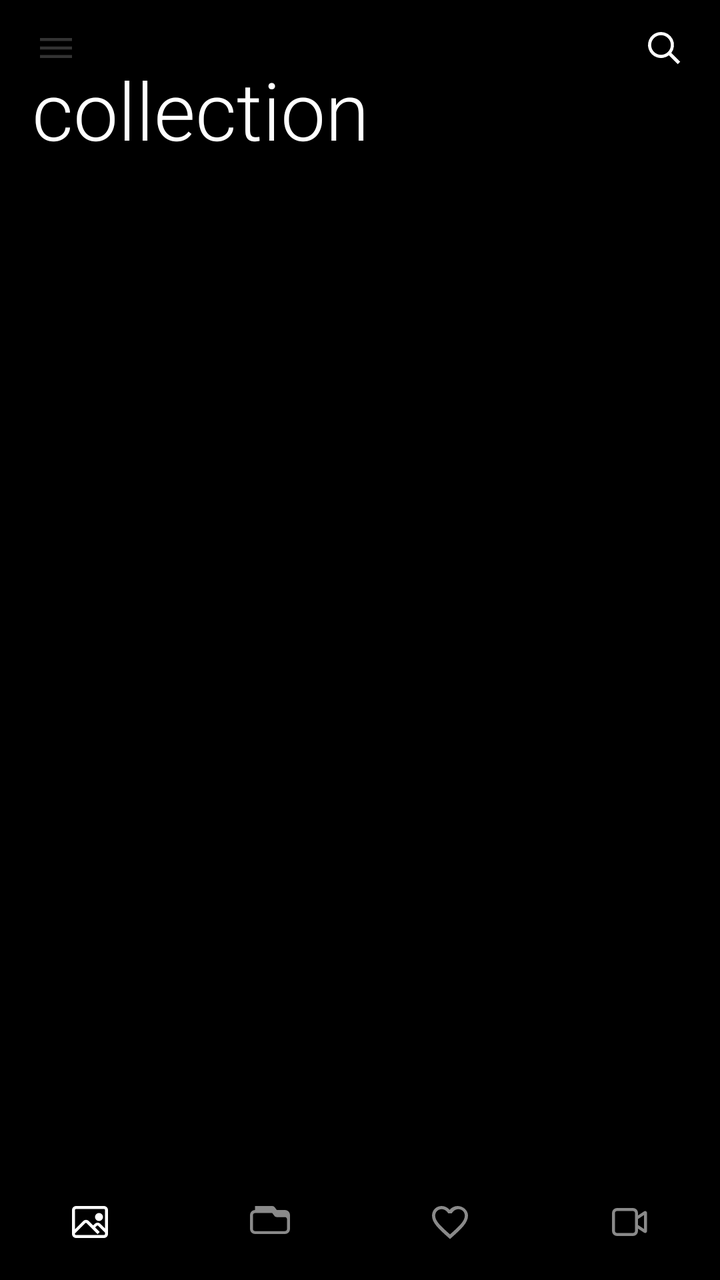
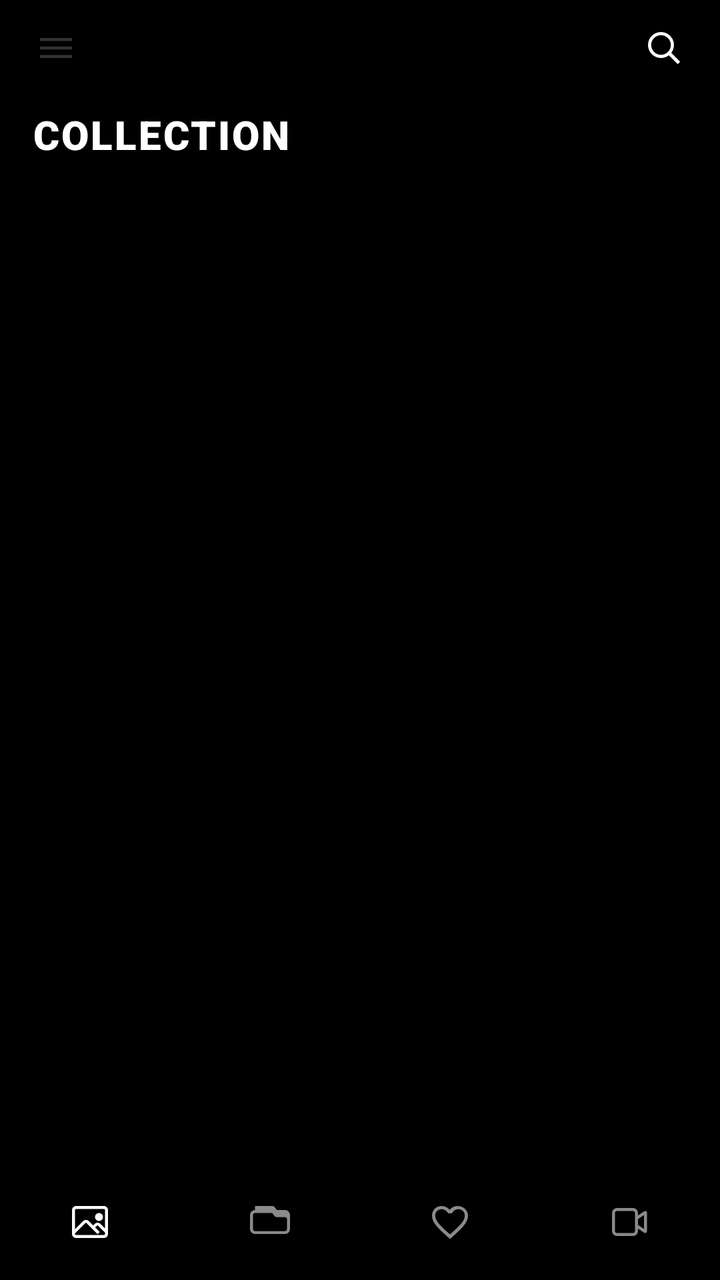

Compare the two renders of this Android layout. The source of the first and the diff that turns it into the second are given below.
<!-- AndroidManifest.xml: application theme Theme.GallerySearch -->
<!-- res/layout/activity_main.xml -->
<?xml version="1.0" encoding="utf-8"?>
<androidx.drawerlayout.widget.DrawerLayout xmlns:android="http://schemas.android.com/apk/res/android"
    android:id="@+id/drawerLayout"
    android:layout_width="match_parent"
    android:layout_height="match_parent"
    android:background="@color/metroBgPrimary">

    <FrameLayout
        android:id="@+id/mainSurface"
        android:layout_width="match_parent"
        android:layout_height="match_parent"
        android:background="@color/metroBgPrimary">

        <androidx.recyclerview.widget.RecyclerView
            android:id="@+id/imageGrid"
            android:layout_width="match_parent"
            android:layout_height="match_parent"
            android:clipToPadding="false"
            android:paddingStart="0dp"
            android:paddingTop="2dp"
            android:paddingEnd="0dp"
            android:paddingBottom="84dp" />

        <LinearLayout
            android:id="@+id/topOverlay"
            android:layout_width="match_parent"
            android:layout_height="wrap_content"
            android:background="@color/metroBgPrimary"
            android:orientation="vertical">

            <FrameLayout
                android:id="@+id/topChrome"
                android:layout_width="match_parent"
                android:layout_height="96dp">

                <ImageButton
                    android:id="@+id/menuBtn"
                    android:layout_width="48dp"
                    android:layout_height="48dp"
                    android:layout_gravity="start|top"
                    android:layout_marginStart="4dp"
                    android:alpha="0.2"
                    android:background="@android:color/transparent"
                    android:contentDescription="Menu"
                    android:padding="12dp"
                    android:src="@drawable/ic_fluent_navigation_24_regular"
                    android:tint="@color/metroTextPrimary" />

                <TextView
                    android:id="@+id/screenTitle"
                    android:layout_width="match_parent"
                    android:layout_height="wrap_content"
                    android:layout_gravity="bottom"
                    android:includeFontPadding="false"
                    android:paddingStart="16dp"
                    android:paddingEnd="16dp"
                    android:paddingBottom="16dp"
                    android:text="collection"
                    android:textColor="@color/metroTextPrimary"
                    android:textSize="40sp"
                    android:fontFamily="sans-serif-light"
                    android:visibility="visible" />

                <ImageButton
                    android:id="@+id/searchLaunchBtn"
                    android:layout_width="48dp"
                    android:layout_height="48dp"
                    android:layout_gravity="end|top"
                    android:layout_marginEnd="4dp"
                    android:background="@android:color/transparent"
                    android:contentDescription="Search"
                    android:padding="12dp"
                    android:src="@drawable/ic_fluent_search_24_regular"
                    android:tint="@color/metroTextPrimary" />
            </FrameLayout>

            <LinearLayout
                android:id="@+id/searchPanel"
                android:layout_width="match_parent"
                android:layout_height="wrap_content"
                android:background="@color/metroBgPrimary"
                android:orientation="vertical"
                android:paddingStart="16dp"
                android:paddingTop="4dp"
                android:paddingEnd="16dp"
                android:paddingBottom="14dp"
                android:visibility="gone">

                <LinearLayout
                    android:layout_width="match_parent"
                    android:layout_height="48dp"
                    android:background="@drawable/search_bg"
                    android:gravity="center_vertical"
                    android:orientation="horizontal"
                    android:paddingStart="14dp"
                    android:paddingEnd="8dp">

                    <ImageView
                        android:layout_width="20dp"
                        android:layout_height="20dp"
                        android:contentDescription="@null"
                        android:src="@drawable/ic_fluent_search_24_regular"
                        android:tint="@color/metroTextSecondary" />

                    <EditText
                        android:id="@+id/searchInput"
                        android:layout_width="0dp"
                        android:layout_height="wrap_content"
                        android:layout_weight="1"
                        android:background="@android:color/transparent"
                        android:hint="Search this section"
                        android:imeOptions="actionSearch"
                        android:inputType="text"
                        android:paddingStart="12dp"
                        android:paddingEnd="12dp"
                        android:singleLine="true"
                        android:textColor="@color/metroTextPrimary"
                        android:textColorHint="@color/metroTextDisabled"
                        android:textSize="16sp" />

                    <TextView
                        android:id="@+id/searchDismissBtn"
                        android:layout_width="wrap_content"
                        android:layout_height="wrap_content"
                        android:fontFamily="sans-serif"
                        android:includeFontPadding="false"
                        android:paddingStart="8dp"
                        android:paddingEnd="6dp"
                        android:text="cancel"
                        android:textAllCaps="true"
                        android:textColor="@color/metroTextSecondary"
                        android:textSize="12sp" />
                </LinearLayout>

                <LinearLayout
                    android:id="@+id/searchModeRow"
                    android:layout_width="match_parent"
                    android:layout_height="wrap_content"
                    android:layout_marginTop="10dp"
                    android:gravity="center_vertical"
                    android:orientation="horizontal">

                    <TextView
                        android:id="@+id/searchModeHybrid"
                        android:layout_width="wrap_content"
                        android:layout_height="wrap_content"
                        android:background="@drawable/search_filter_chip_active_bg"
                        android:includeFontPadding="false"
                        android:paddingStart="14dp"
                        android:paddingTop="8dp"
                        android:paddingEnd="14dp"
                        android:paddingBottom="8dp"
                        android:text="AI + META"
                        android:textAllCaps="true"
                        android:textColor="@color/metroTextPrimary"
                        android:textSize="12sp" />

                    <TextView
                        android:id="@+id/searchModeAi"
                        android:layout_width="wrap_content"
                        android:layout_height="wrap_content"
                        android:layout_marginStart="8dp"
                        android:background="@drawable/search_filter_chip_bg"
                        android:includeFontPadding="false"
                        android:paddingStart="14dp"
                        android:paddingTop="8dp"
                        android:paddingEnd="14dp"
                        android:paddingBottom="8dp"
                        android:text="AI"
                        android:textAllCaps="true"
                        android:textColor="@color/metroTextPrimary"
                        android:textSize="12sp" />

                    <TextView
                        android:id="@+id/searchModeMetadata"
                        android:layout_width="wrap_content"
                        android:layout_height="wrap_content"
                        android:layout_marginStart="8dp"
                        android:background="@drawable/search_filter_chip_bg"
                        android:includeFontPadding="false"
                        android:paddingStart="14dp"
                        android:paddingTop="8dp"
                        android:paddingEnd="14dp"
                        android:paddingBottom="8dp"
                        android:text="META"
                        android:textAllCaps="true"
                        android:textColor="@color/metroTextPrimary"
                        android:textSize="12sp" />
                </LinearLayout>

                <HorizontalScrollView
                    android:id="@+id/searchActivePillsScroll"
                    android:layout_width="match_parent"
                    android:layout_height="wrap_content"
                    android:layout_marginTop="10dp"
                    android:fadeScrollbars="false"
                    android:overScrollMode="never"
                    android:scrollbars="none"
                    android:visibility="gone">

                    <LinearLayout
                        android:id="@+id/searchActivePills"
                        android:layout_width="wrap_content"
                        android:layout_height="wrap_content"
                        android:orientation="horizontal" />
                </HorizontalScrollView>

                <HorizontalScrollView
                    android:id="@+id/searchQuickPillsScroll"
                    android:layout_width="match_parent"
                    android:layout_height="wrap_content"
                    android:layout_marginTop="10dp"
                    android:fadeScrollbars="false"
                    android:overScrollMode="never"
                    android:scrollbars="none">

                    <LinearLayout
                        android:id="@+id/searchQuickPills"
                        android:layout_width="wrap_content"
                        android:layout_height="wrap_content"
                        android:orientation="horizontal" />
                </HorizontalScrollView>
            </LinearLayout>
        </LinearLayout>

        <LinearLayout
            android:id="@+id/selectionPill"
            android:layout_width="wrap_content"
            android:layout_height="52dp"
            android:layout_gravity="bottom|center_horizontal"
            android:layout_marginBottom="84dp"
            android:background="@drawable/pill_bg"
            android:gravity="center"
            android:orientation="horizontal"
            android:paddingStart="8dp"
            android:paddingEnd="8dp"
            android:visibility="gone">

            <ImageButton
                android:id="@+id/selectAllBtn"
                android:layout_width="52dp"
                android:layout_height="52dp"
                android:background="@android:color/transparent"
                android:contentDescription="Select all"
                android:padding="15dp"
                android:src="@drawable/ic_fluent_select_all_24_regular"
                android:tint="@color/metroTextPrimary"
                android:visibility="gone" />

            <ImageButton
                android:id="@+id/shareSelectionBtn"
                android:layout_width="64dp"
                android:layout_height="52dp"
                android:background="@android:color/transparent"
                android:contentDescription="Share selected"
                android:padding="15dp"
                android:src="@drawable/ic_fluent_share_24_regular"
                android:tint="@color/metroTextPrimary" />

            <ImageButton
                android:id="@+id/deleteSelectionBtn"
                android:layout_width="64dp"
                android:layout_height="52dp"
                android:background="@android:color/transparent"
                android:contentDescription="Delete selected"
                android:padding="15dp"
                android:src="@drawable/ic_fluent_delete_24_regular"
                android:tint="@color/metroTextPrimary" />
        </LinearLayout>

        <com.devomind.gallerysearch.FastScrollIndicator
            android:id="@+id/fastScrollIndicator"
            android:layout_width="match_parent"
            android:layout_height="match_parent"
            android:layout_marginEnd="4dp"
            android:visibility="gone" />

        <LinearLayout
            android:id="@+id/bottomPanel"
            android:layout_width="match_parent"
            android:layout_height="60dp"
            android:layout_gravity="bottom"
            android:background="@color/metroBgPrimary"
            android:orientation="horizontal">

            <LinearLayout
                android:id="@+id/bottomCollections"
                android:layout_width="0dp"
                android:layout_height="match_parent"
                android:layout_weight="1"
                android:gravity="center"
                android:orientation="vertical"
                android:paddingTop="2dp">

                <ImageView
                    android:id="@+id/bottomCollectionsIcon"
                    android:layout_width="24dp"
                    android:layout_height="24dp"
                    android:contentDescription="@null"
                    android:src="@drawable/ic_fluent_image_24_regular"
                    android:tint="@color/metroTextPrimary" />
            </LinearLayout>

            <LinearLayout
                android:id="@+id/bottomAlbums"
                android:layout_width="0dp"
                android:layout_height="match_parent"
                android:layout_weight="1"
                android:gravity="center"
                android:orientation="vertical"
                android:paddingTop="2dp">

                <ImageView
                    android:id="@+id/bottomAlbumsIcon"
                    android:layout_width="24dp"
                    android:layout_height="24dp"
                    android:contentDescription="@null"
                    android:src="@drawable/ic_fluent_album_24_regular"
                    android:tint="@color/metroTextSecondary" />
            </LinearLayout>

            <LinearLayout
                android:id="@+id/bottomFavorites"
                android:layout_width="0dp"
                android:layout_height="match_parent"
                android:layout_weight="1"
                android:gravity="center"
                android:orientation="vertical"
                android:paddingTop="2dp">

                <ImageView
                    android:id="@+id/bottomFavoritesIcon"
                    android:layout_width="24dp"
                    android:layout_height="24dp"
                    android:contentDescription="@null"
                    android:src="@drawable/ic_fluent_heart_24_regular"
                    android:tint="@color/metroTextSecondary" />
            </LinearLayout>

            <LinearLayout
                android:id="@+id/bottomVideos"
                android:layout_width="0dp"
                android:layout_height="match_parent"
                android:layout_weight="1"
                android:gravity="center"
                android:orientation="vertical"
                android:paddingTop="2dp">

                <ImageView
                    android:id="@+id/bottomVideosIcon"
                    android:layout_width="24dp"
                    android:layout_height="24dp"
                    android:contentDescription="@null"
                    android:src="@drawable/ic_fluent_video_24_regular"
                    android:tint="@color/metroTextSecondary" />
            </LinearLayout>
        </LinearLayout>
    </FrameLayout>

    <LinearLayout
        android:id="@+id/drawerPanel"
        android:layout_width="304dp"
        android:layout_height="match_parent"
        android:layout_gravity="start"
        android:background="@color/metroBgSecondary"
        android:orientation="vertical"
        android:paddingTop="0dp">

        <TextView
            android:id="@+id/drawerCollection"
            style="@style/MetroDrawerItem"
            android:text="collection" />

        <TextView
            android:id="@+id/drawerAlbums"
            style="@style/MetroDrawerItem"
            android:text="albums" />

        <TextView
            android:id="@+id/drawerSearch"
            style="@style/MetroDrawerItem"
            android:text="search" />

        <TextView
            android:id="@+id/drawerIndex"
            style="@style/MetroDrawerItem"
            android:text="start indexing" />

        <TextView
            android:id="@+id/drawerAlbumScope"
            style="@style/MetroDrawerItem"
            android:text="album scope" />

        <TextView
            android:id="@+id/statusText"
            android:layout_width="match_parent"
            android:layout_height="wrap_content"
            android:includeFontPadding="false"
            android:paddingStart="24dp"
            android:paddingTop="24dp"
            android:paddingEnd="24dp"
            android:text="Waiting for gallery permission..."
            android:textAllCaps="true"
            android:textColor="@color/metroTextSecondary"
            android:textSize="12sp" />

        <ProgressBar
            android:id="@+id/progressBar"
            style="?android:attr/progressBarStyleHorizontal"
            android:layout_width="match_parent"
            android:layout_height="2dp"
            android:layout_marginStart="24dp"
            android:layout_marginTop="10dp"
            android:layout_marginEnd="24dp"
            android:indeterminate="true"
            android:indeterminateTint="@color/metroAccentMuted"
            android:visibility="gone" />

        <TextView
            android:id="@+id/resultCount"
            android:layout_width="match_parent"
            android:layout_height="wrap_content"
            android:includeFontPadding="false"
            android:paddingStart="24dp"
            android:paddingTop="14dp"
            android:paddingEnd="24dp"
            android:textColor="@color/metroAccentLight"
            android:textSize="12sp" />
    </LinearLayout>
</androidx.drawerlayout.widget.DrawerLayout>
<!-- resources referenced by this layout -->
<resources>
  <color name="metroAccentLight">#FF6DB8FF</color>
  <color name="metroAccentMuted">#FF3B9EFF</color>
  <color name="metroBgPrimary">#FF000000</color>
  <color name="metroBgSecondary">#FF0A0A0A</color>
  <color name="metroTextDisabled">#FF484848</color>
  <color name="metroTextPrimary">#FFFFFFFF</color>
  <color name="metroTextSecondary">#FF8A8A8A</color>
  <!-- drawable ic_fluent_delete_24_regular (drawable) -->
  <vector xmlns:android="http://schemas.android.com/apk/res/android"
      android:width="24dp"
      android:height="24dp"
      android:viewportWidth="24"
      android:viewportHeight="24">
      <path android:fillColor="#FFFFFFFF" android:pathData="M9,3h6l0.8,2H20v1.5H4V5h4.2zM6,8h12l-0.8,12.2A2,2 0,0 1,15.2 22H8.8a2,2 0,0 1,-2,-1.8zM7.6,9.5l0.7,10.6c0,0.2 0.2,0.4 0.5,0.4h6.4c0.3,0 0.5,-0.2 0.5,-0.4l0.7,-10.6z"/>
  </vector>
  <!-- drawable ic_fluent_navigation_24_regular (drawable) -->
  <vector xmlns:android="http://schemas.android.com/apk/res/android"
      android:width="24dp"
      android:height="24dp"
      android:viewportWidth="24"
      android:viewportHeight="24">
      <path android:fillColor="#FFFFFFFF" android:pathData="M4,7h16v1.5H4zM4,11.25h16v1.5H4zM4,15.5h16V17H4z"/>
  </vector>
  <!-- drawable ic_fluent_search_24_regular (drawable) -->
  <vector xmlns:android="http://schemas.android.com/apk/res/android"
      android:width="24dp"
      android:height="24dp"
      android:viewportWidth="24"
      android:viewportHeight="24">
      <path android:fillColor="#FFFFFFFF" android:pathData="M10.5,4a6.5,6.5 0,0 1,5.15 10.46l4.45,4.44l-1.2,1.2l-4.44,-4.45A6.5,6.5 0,1 1,10.5 4m0,1.6a4.9,4.9 0,1 0,0 9.8a4.9,4.9 0,0 0,0 -9.8"/>
  </vector>
  <!-- drawable pill_bg (drawable) -->
  <?xml version="1.0" encoding="utf-8"?>
  <shape xmlns:android="http://schemas.android.com/apk/res/android"
      android:shape="rectangle">
      <corners android:radius="26dp" />
      <solid android:color="#D90A0A0A" />
      <stroke
          android:width="1dp"
          android:color="@color/metroBgSurface" />
  </shape>
  <!-- drawable search_bg (drawable) -->
  <?xml version="1.0" encoding="utf-8"?>
  <shape xmlns:android="http://schemas.android.com/apk/res/android"
      android:shape="rectangle">
      <corners android:radius="0dp" />
      <solid android:color="@color/metroBgSecondary" />
      <stroke
          android:width="1dp"
          android:color="@color/metroBgSurface" />
  </shape>
  <!-- drawable search_filter_chip_active_bg (drawable) -->
  <?xml version="1.0" encoding="utf-8"?>
  <shape xmlns:android="http://schemas.android.com/apk/res/android" android:shape="rectangle">
      <solid android:color="#1B4F72" />
      <stroke
          android:width="1dp"
          android:color="#56B4FF" />
      <corners android:radius="18dp" />
  </shape>
  <!-- drawable search_filter_chip_bg (drawable) -->
  <?xml version="1.0" encoding="utf-8"?>
  <shape xmlns:android="http://schemas.android.com/apk/res/android" android:shape="rectangle">
      <solid android:color="#121212" />
      <stroke
          android:width="1dp"
          android:color="#2B2B2B" />
      <corners android:radius="18dp" />
  </shape>
  <style name="Theme.GallerySearch" parent="Theme.AppCompat.DayNight.NoActionBar">
          <item name="android:fontFamily">sans-serif</item>
          <item name="android:windowLightStatusBar">false</item>
          <item name="android:navigationBarColor">@color/metroNavBar</item>
          <item name="android:statusBarColor">@color/metroStatusBar</item>
          <item name="android:windowNoTitle">true</item>
          <item name="android:windowActionBar">false</item>
          <item name="colorAccent">@color/metroAccent</item>
      </style>
  <color name="metroBgSurface">#FF1C1C1C</color>
  <color name="metroNavBar">#FF000000</color>
  <color name="metroStatusBar">#FF0A0A0A</color>
  <color name="metroAccent">#FF5B4FE8</color>
  <!-- unchanged entries left out for length: 7 -->
</resources>

<!-- the commit's change to res/layout/activity_main.xml (unified diff, before → after) -->
@@ -56,9 +56,11 @@
                     android:paddingEnd="16dp"
                     android:paddingBottom="16dp"
                     android:text="collection"
+                    android:textAllCaps="true"
                     android:textColor="@color/metroTextPrimary"
-                    android:textSize="40sp"
-                    android:fontFamily="sans-serif-light"
+                    android:textSize="20sp"
+                    android:letterSpacing="0.05"
+                    android:fontFamily="sans-serif-black"
                     android:visibility="visible" />
 
                 <ImageButton
